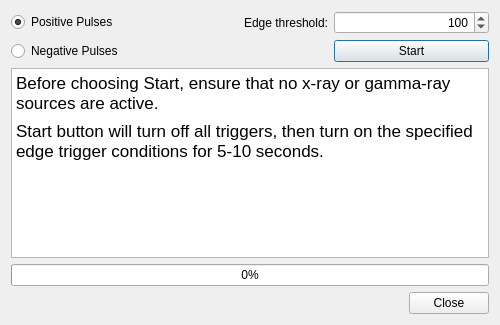
Above: dastardcommander/ui/disable_hyperactive_dialog.ui from usnistgov/dastardcommander before the change. Below: the same form after it.
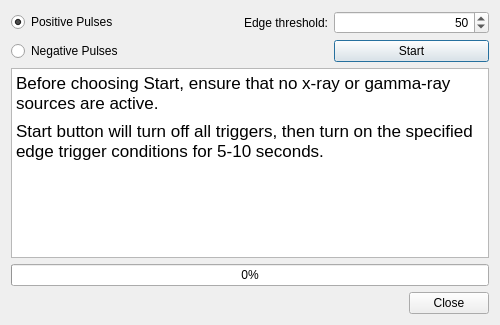
That is the form after the change.

Commit message: Change dialogs' default thresholds

The edit to the form file:
```diff
--- a/dastardcommander/ui/disable_hyperactive_dialog.ui
+++ b/dastardcommander/ui/disable_hyperactive_dialog.ui
@@ -64,7 +64,7 @@
         <number>65535</number>
        </property>
        <property name="value">
-        <number>100</number>
+        <number>50</number>
        </property>
       </widget>
      </item>
```
The commit also changes 1 other file.
